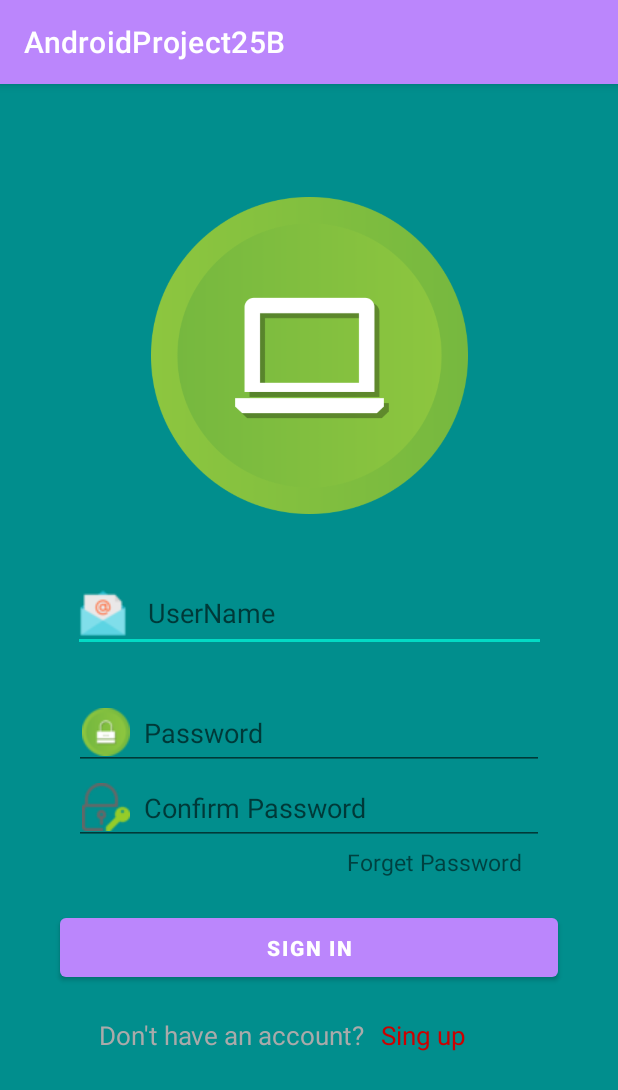
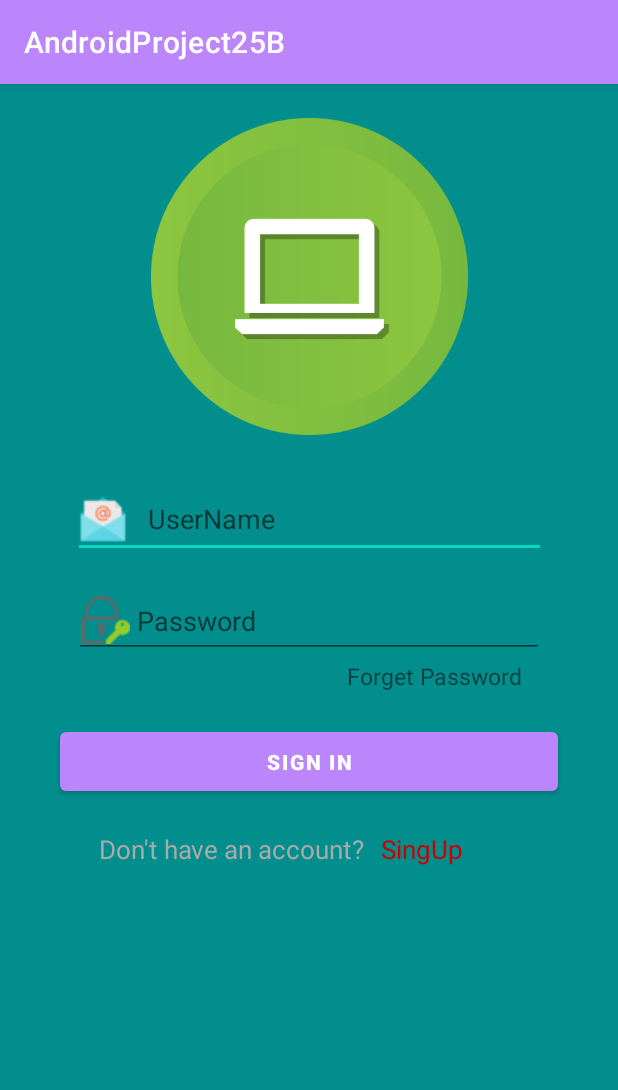
Before and after one commit to jitendra1404/AndroidProject25B, an Android app: the LoginActivity screen opened directly, with no data from a screen before it, on a phone screen of 412 x 824 dp. Shown: the top 1090 px of the screen. Run offline under Robolectric (Android 15) with nearby library versions, the phone set to English and light mode, and no system bars.

```diff
--- a/app/src/main/AndroidManifest.xml
+++ b/app/src/main/AndroidManifest.xml
@@ -9,10 +9,9 @@
         android:roundIcon="@mipmap/ic_launcher_round"
         android:supportsRtl="true"
         android:theme="@style/Theme.AndroidProject25B">
-        <activity android:name=".SplashActivity"></activity>
         <activity android:name=".DashboardActivity" />
+        <activity android:name=".LoginActivity" />
         <activity android:name=".RegistrationActivity" />
-        <activity android:name=".LoginActivity" />
         <activity android:name=".MainActivity">
             <intent-filter>
                 <action android:name="android.intent.action.MAIN" />
@@ -20,6 +19,7 @@
                 <category android:name="android.intent.category.LAUNCHER" />
             </intent-filter>
         </activity>
+    <activity android:name=".SplashActivity"/>
     </application>
 
 </manifest>
--- a/app/src/main/java/com/example/androidproject25b/MainActivity.kt
+++ b/app/src/main/java/com/example/androidproject25b/MainActivity.kt
@@ -21,7 +21,7 @@ class MainActivity : AppCompatActivity() {
 
         Userlogin.setOnClickListener{
 
-            var   intent = Intent(this@MainActivity, LoginActivity::class.java)
+            var   intent = Intent(this@MainActivity, SplashActivity::class.java)
             startActivity(intent)
 
             Toast.makeText(this, "welcome User login", Toast.LENGTH_SHORT).show()
--- a/app/src/main/res/layout/activity_login.xml
+++ b/app/src/main/res/layout/activity_login.xml
@@ -34,9 +34,8 @@
             android:layout_height="50dp"
             android:layout_marginHorizontal="50dp"
             android:ems="10"
-            android:hint="  Confirm Password"
+            android:hint=" Password"
             android:drawableStart="@drawable/confirmpassword"
-            android:layout_marginTop="20dp"
             android:inputType="textPassword"
             android:padding="5dp"
             android:maxLength="8"
@@ -45,7 +44,7 @@
             app:layout_constraintHorizontal_bias="0.505"
             app:layout_constraintStart_toStartOf="parent"
             app:layout_constraintTop_toBottomOf="@+id/edUserName"
-            app:layout_constraintVertical_bias="0.284" />
+            app:layout_constraintVertical_bias="0.1" />
 
         <TextView
             android:id="@+id/textView2"
@@ -79,7 +78,7 @@
             android:id="@+id/imageView2"
             android:layout_width="291dp"
             android:layout_height="211dp"
-            android:layout_marginBottom="40dp"
+            android:layout_marginBottom="30dp"
             app:layout_constraintBottom_toTopOf="@+id/edUserName"
             app:layout_constraintEnd_toEndOf="parent"
             app:layout_constraintStart_toStartOf="parent"
@@ -109,28 +108,13 @@
                 android:layout_height="wrap_content"
                 android:layout_marginStart="5dp"
                 android:padding="5dp"
-                android:text="Sing up "
+                android:text="SingUp "
                 android:textColor="@android:color/holo_red_dark"
                 android:textSize="17sp" />
 
         </LinearLayout>
 
-        <EditText
-            android:id="@+id/edConfirmPassword"
-            android:layout_width="313dp"
-            android:layout_height="50dp"
-            android:layout_marginHorizontal="50dp"
-            android:ems="10"
-            android:layout_marginTop="5dp"
-            android:padding="5dp"
-            android:drawableStart="@drawable/password1"
-            android:maxLength="8"
-            android:inputType="textPassword"
-            android:hint="  Password"
-            app:layout_constraintBottom_toTopOf="@+id/edloginpassword"
-            app:layout_constraintEnd_toEndOf="parent"
-            app:layout_constraintStart_toStartOf="parent"
-            app:layout_constraintTop_toBottomOf="@+id/edloginEmail" />
+
 
     </androidx.constraintlayout.widget.ConstraintLayout>
 </ScrollView>
```
